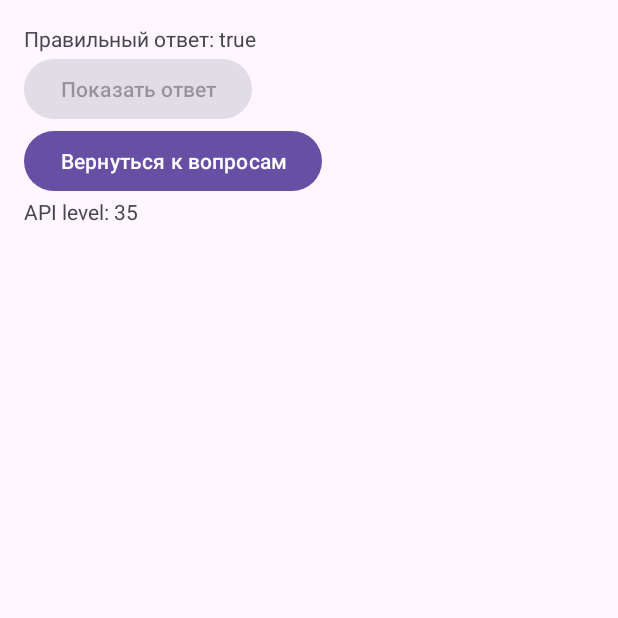
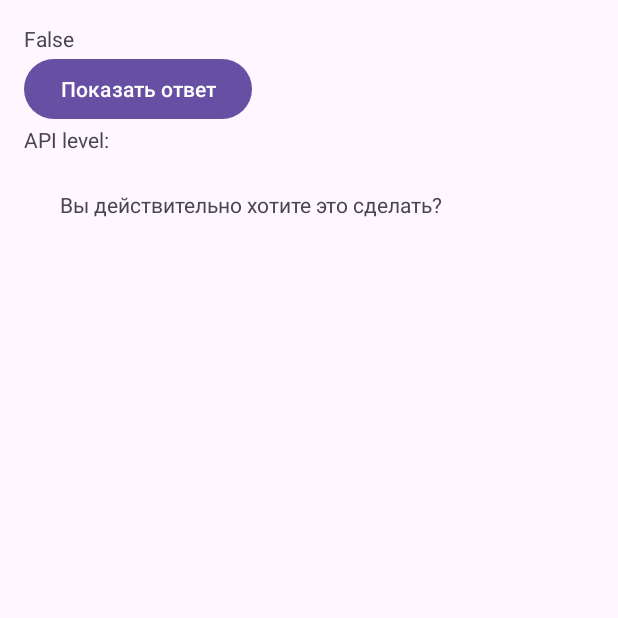
Before and after one commit to PumpkinFox13/GeoQuiz, an Android app: the CheatActivity screen opened directly, with no data from a screen before it, after a tap on "Показать ответ", on a phone screen of 412 x 824 dp, the top half of it. Run offline under Robolectric (Android 15) with nearby library versions, the phone set to English and light mode, and no system bars.

Commit message:
podskazka pochti rabotaet

```diff
--- a/app/src/main/java/com/example/geoquiz/CheatActivity.kt
+++ b/app/src/main/java/com/example/geoquiz/CheatActivity.kt
@@ -1,63 +1,50 @@
 package com.example.geoquiz
 
-import android.annotation.SuppressLint
-import android.os.Build
+import android.content.Context
+import android.content.Intent
 import android.os.Bundle
 import android.widget.Button
 import android.widget.TextView
-import android.widget.Toast
 import androidx.appcompat.app.AppCompatActivity
-import androidx.lifecycle.ViewModelProvider
+import android.app.Activity
+
+
+private const val EXTRA_ANSWER_IS_TRUE = "com.example.geoquiz.answer_is_true"
+const val EXTRA_ANSWER_SHOWN = "com.example.geoquiz.answer_shown"
 
 class CheatActivity : AppCompatActivity() {
 
-    private lateinit var quizViewModel: QuizViewModel
     private lateinit var answerTextView: TextView
     private lateinit var showAnswerButton: Button
-    private lateinit var apiLevelTextView: TextView
-    private lateinit var returnButton: Button
-    private var cheatAttempts = 0
+    private var answerIsTrue = false
 
-    @SuppressLint("StringFormatMatches")
     override fun onCreate(savedInstanceState: Bundle?) {
         super.onCreate(savedInstanceState)
         setContentView(R.layout.activity_cheat)
 
-        quizViewModel = ViewModelProvider(this).get(QuizViewModel::class.java)
+        answerIsTrue = intent.getBooleanExtra(EXTRA_ANSWER_IS_TRUE, false)
 
         answerTextView = findViewById(R.id.answer_text_view)
         showAnswerButton = findViewById(R.id.show_answer_button)
-        apiLevelTextView = findViewById(R.id.api_level_text_view)
-        returnButton = findViewById(R.id.return_button)
-
-        apiLevelTextView.text = getString(R.string.api_level, Build.VERSION.SDK_INT)
-
         showAnswerButton.setOnClickListener {
-            if (cheatAttempts < 3) {
-                answerTextView.text = getString(R.string.correct_answer, quizViewModel.currentQuestionAnswer)
-                showAnswerButton.isEnabled = false
-                cheatAttempts++
-            } else {
-                Toast.makeText(this, getString(R.string.cheat_attempts_limit_reached), Toast.LENGTH_SHORT).show()
-                showAnswerButton.isEnabled = false
-            }
-        }
-
-        returnButton.setOnClickListener {
-            finish()
+            val answerText = if (answerIsTrue) R.string.true_button else R.string.false_button
+            answerTextView.setText(answerText)
+            setAnswerShownResult(true)
         }
     }
 
-    override fun onSaveInstanceState(outState: Bundle) {
-        super.onSaveInstanceState(outState)
-        outState.putInt("cheat_attempts", cheatAttempts)
+    private fun setAnswerShownResult(isAnswerShown: Boolean) {
+        val data = Intent().apply {
+            putExtra(EXTRA_ANSWER_SHOWN, isAnswerShown)
+        }
+        setResult(Activity.RESULT_OK, data)
     }
 
-    override fun onRestoreInstanceState(savedInstanceState: Bundle) {
-        super.onRestoreInstanceState(savedInstanceState)
-        cheatAttempts = savedInstanceState.getInt("cheat_attempts")
-        if (cheatAttempts >= 3) {
-            showAnswerButton.isEnabled = false
+    companion object {
+        fun newIntent(packageContext: Context, answerIsTrue: Boolean): Intent {
+            return Intent(packageContext, CheatActivity::class.java).apply {
+                putExtra(EXTRA_ANSWER_IS_TRUE, answerIsTrue)
+            }
         }
     }
 }
--- a/app/src/main/java/com/example/geoquiz/MainActivity.kt
+++ b/app/src/main/java/com/example/geoquiz/MainActivity.kt
@@ -15,7 +15,6 @@ import androidx.core.view.WindowInsetsCompat
 import androidx.lifecycle.ViewModelProvider
 
 private const val TAG = "MainActivity"
-private const val KEY_CHEAT_ATTEMPTS = "cheat_attempts"
 
 class MainActivity : AppCompatActivity() {
 
@@ -120,9 +119,6 @@ class MainActivity : AppCompatActivity() {
 
         if (quizViewModel.isLastQuestion()) {
             Toast.makeText(this, getString(R.string.correct_answers, quizViewModel.getCorrectAnswersCount()), Toast.LENGTH_SHORT).show()
-            nextButton.visibility = View.GONE
-        } else {
-            nextButton.visibility = View.VISIBLE
         }
     }
 }
--- a/app/src/main/res/layout/activity_cheat.xml
+++ b/app/src/main/res/layout/activity_cheat.xml
@@ -17,16 +17,16 @@
         android:layout_height="wrap_content"
         android:text="Показать ответ" />
 
-    <Button
-        android:id="@+id/return_button"
-        android:layout_width="wrap_content"
-        android:layout_height="wrap_content"
-        android:text="Вернуться к вопросам" />
-
     <TextView
         android:id="@+id/api_level_text_view"
         android:layout_width="wrap_content"
         android:layout_height="wrap_content"
         android:text="API level: " />
 
+    <TextView
+        android:layout_width="wrap_content"
+        android:layout_height="wrap_content"
+        android:padding="24dp"
+        android:text="@string/warning_text" />
+
 </LinearLayout>
```
Also changed, not shown: app/src/main/res/values/strings.xml (+5 -4 lines).
